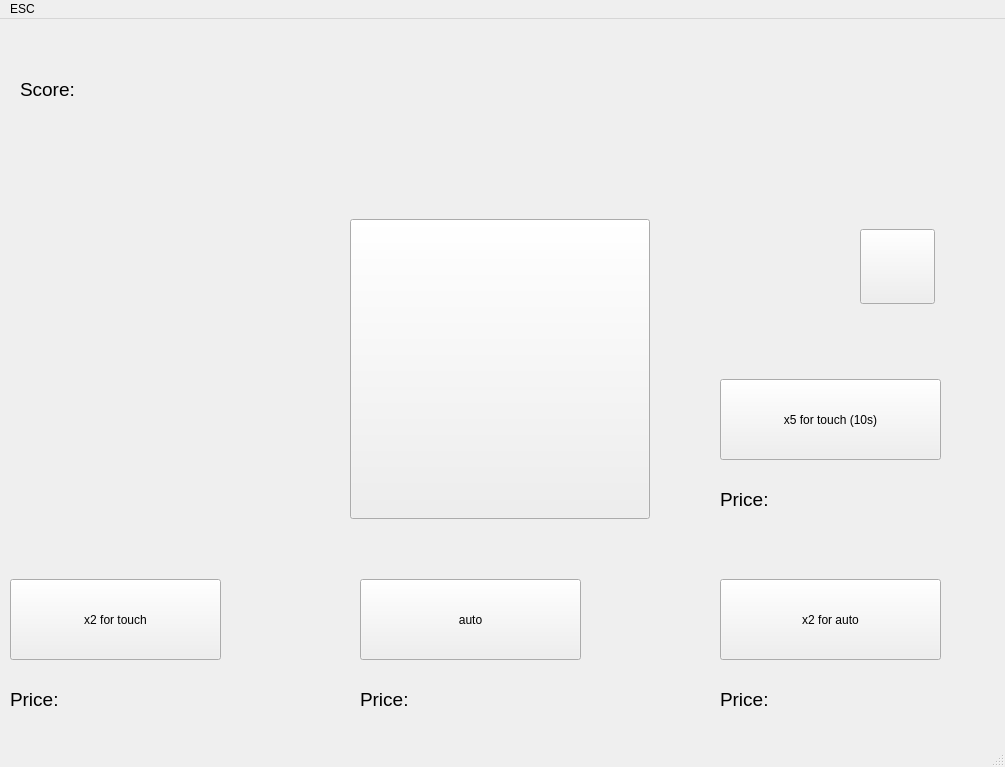
Old version of the form mainwindow.ui in the repository n1kita-kos/l3qt.
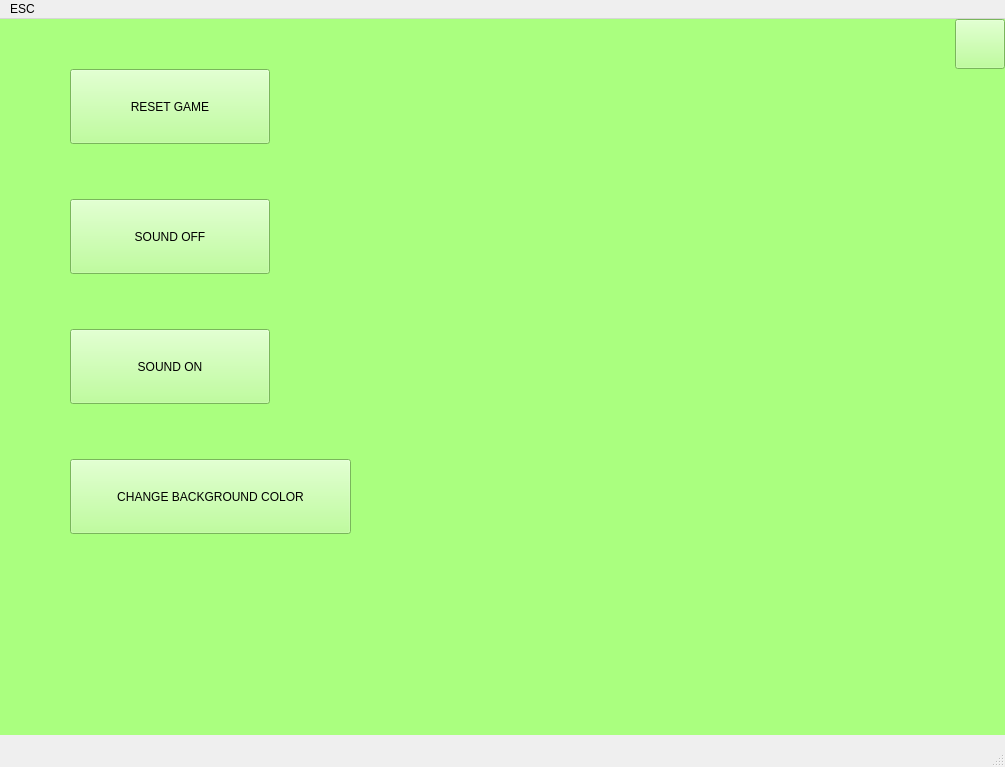
New version of the form. Icons and pictures are not drawn.

What changed in the file:
```diff
--- a/mainwindow.ui
+++ b/mainwindow.ui
@@ -108,7 +108,7 @@
      <cursorShape>OpenHandCursor</cursorShape>
     </property>
     <property name="text">
-     <string>x2 for touch</string>
+     <string>+ for touch</string>
     </property>
    </widget>
    <widget class="QLabel" name="t1">
@@ -166,7 +166,7 @@
      <cursorShape>OpenHandCursor</cursorShape>
     </property>
     <property name="text">
-     <string>x2 for auto</string>
+     <string>+ for auto</string>
     </property>
    </widget>
    <widget class="QLabel" name="t2">
@@ -295,7 +295,7 @@
     </property>
     <property name="geometry">
      <rect>
-      <x>860</x>
+      <x>680</x>
       <y>210</y>
       <width>75</width>
       <height>75</height>
@@ -324,6 +324,120 @@
      <bool>false</bool>
     </property>
    </widget>
+   <widget class="QLabel" name="scprcl">
+    <property name="geometry">
+     <rect>
+      <x>10</x>
+      <y>100</y>
+      <width>101</width>
+      <height>41</height>
+     </rect>
+    </property>
+    <property name="text">
+     <string/>
+    </property>
+   </widget>
+   <widget class="QPushButton" name="settings">
+    <property name="geometry">
+     <rect>
+      <x>720</x>
+      <y>10</y>
+      <width>221</width>
+      <height>81</height>
+     </rect>
+    </property>
+    <property name="text">
+     <string>SETTINGS</string>
+    </property>
+   </widget>
+   <widget class="QWidget" name="widget" native="true">
+    <property name="geometry">
+     <rect>
+      <x>0</x>
+      <y>0</y>
+      <width>1005</width>
+      <height>716</height>
+     </rect>
+    </property>
+    <property name="styleSheet">
+     <string notr="true">background-color: rgb(170, 255, 127);</string>
+    </property>
+    <widget class="QPushButton" name="reset">
+     <property name="geometry">
+      <rect>
+       <x>70</x>
+       <y>50</y>
+       <width>200</width>
+       <height>75</height>
+      </rect>
+     </property>
+     <property name="text">
+      <string>RESET GAME</string>
+     </property>
+    </widget>
+    <widget class="QPushButton" name="soundoff">
+     <property name="geometry">
+      <rect>
+       <x>70</x>
+       <y>180</y>
+       <width>200</width>
+       <height>75</height>
+      </rect>
+     </property>
+     <property name="text">
+      <string>SOUND OFF</string>
+     </property>
+    </widget>
+    <widget class="QPushButton" name="soundon">
+     <property name="geometry">
+      <rect>
+       <x>70</x>
+       <y>310</y>
+       <width>200</width>
+       <height>75</height>
+      </rect>
+     </property>
+     <property name="text">
+      <string>SOUND ON</string>
+     </property>
+    </widget>
+    <widget class="QPushButton" name="changebackgr">
+     <property name="geometry">
+      <rect>
+       <x>70</x>
+       <y>440</y>
+       <width>281</width>
+       <height>75</height>
+      </rect>
+     </property>
+     <property name="text">
+      <string>CHANGE BACKGROUND COLOR</string>
+     </property>
+    </widget>
+    <widget class="QPushButton" name="ex_sett">
+     <property name="geometry">
+      <rect>
+       <x>955</x>
+       <y>0</y>
+       <width>50</width>
+       <height>50</height>
+      </rect>
+     </property>
+     <property name="text">
+      <string/>
+     </property>
+     <property name="icon">
+      <iconset>
+       <normaloff>C:/Users/User/Pictures/c6.png</normaloff>C:/Users/User/Pictures/c6.png</iconset>
+     </property>
+     <property name="iconSize">
+      <size>
+       <width>50</width>
+       <height>50</height>
+      </size>
+     </property>
+    </widget>
+   </widget>
   </widget>
   <widget class="QMenuBar" name="menubar">
    <property name="geometry">
```
